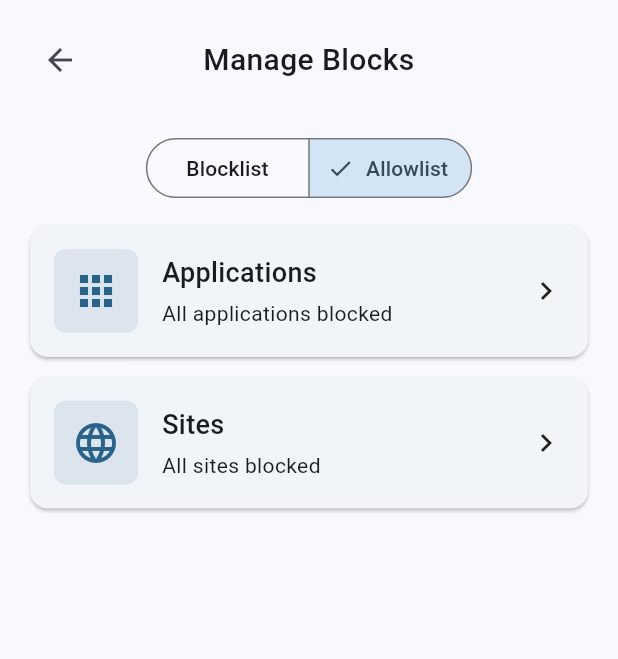
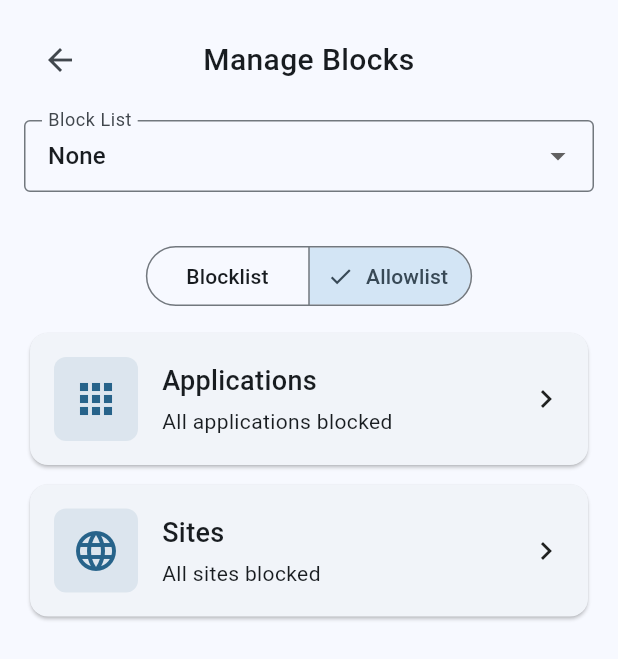
Before and after one commit to feznyng/Routine, a Flutter app: the BlockListPage widget shown alone on an empty page, opened directly with empty values, on a phone screen of 412 x 824 dp. Shown: the top 659 px of the screen. Run offline on Flutter 3.47's test engine with Material 3 defaults, Android fonts, the phone set to English and light mode, and no system bars; our stand-ins replace package_info_plus; missing offline and left inert: cron, launch_at_startup, tray_manager, window_manager; statements that could not run were skipped.

Commit message:
add named block list drop down

```diff
--- a/lib/widgets/block_list_page.dart
+++ b/lib/widgets/block_list_page.dart
@@ -1,6 +1,7 @@
 import 'package:flutter/material.dart';
 import 'block_apps_dialog.dart';
 import 'block_sites_dialog.dart';
+import '../manager.dart';
 
 class BlockListPage extends StatefulWidget {
   final List<String> selectedApps;
@@ -27,6 +28,7 @@ class BlockListPage extends StatefulWidget {
 class _BlockListPageState extends State<BlockListPage> {
   late List<String> _selectedApps;
   late List<String> _selectedSites;
+  String? _selectedBlockListId; // Track selected block list ID
 
   @override
   void initState() {
@@ -65,6 +67,7 @@ class _BlockListPageState extends State<BlockListPage> {
 
   @override
   Widget build(BuildContext context) {
+    final manager = Manager();
     return SingleChildScrollView(
       child: Padding(
         padding: const EdgeInsets.all(16.0),
@@ -96,6 +99,54 @@ class _BlockListPageState extends State<BlockListPage> {
               ],
             ),
             const SizedBox(height: 16),
+            // Dropdown for block list selection
+            DropdownButtonFormField<String>(
+              value: _selectedBlockListId,
+              decoration: InputDecoration(
+                labelText: 'Block List',
+                border: OutlineInputBorder(),
+                contentPadding: EdgeInsets.symmetric(horizontal: 12, vertical: 8),
+              ),
+              items: [
+                DropdownMenuItem<String>(
+                  value: null,
+                  child: Text('None'),
+                ),
+                ...manager.namedBlockLists.values.map((blockList) {
+                  return DropdownMenuItem<String>(
+                    value: blockList.id,
+                    child: Text(blockList.name ?? 'Unnamed List'),
+                  );
+                }).toList(),
+              ],
+              onChanged: (String? newId) {
+                setState(() {
+                  _selectedBlockListId = newId;
+                  if (newId != null) {
+                    final selectedList = manager.findBlockList(newId);
+                    _selectedApps = List.from(selectedList?.apps ?? []);
+                    _selectedSites = List.from(selectedList?.sites ?? []);
+                  } else {
+                    _selectedApps = [];
+                    _selectedSites = [];
+                  }
+                });
+                widget.onSave(_selectedApps, _selectedSites);
+              },
+            ),
+            const SizedBox(height: 24),
+            if (_selectedBlockListId != null)
+              Padding(
+                padding: const EdgeInsets.only(bottom: 16.0),
+                child: Text(
+                  'This routine will use the selected block list.',
+                  style: TextStyle(
+                    fontStyle: FontStyle.italic,
+                  ),
+                  textAlign: TextAlign.center,
+                ),
+              ),
+            if (_selectedBlockListId == null)
               Padding(
                 padding: const EdgeInsets.all(0.0),
                 child: Column(
@@ -121,14 +172,18 @@ class _BlockListPageState extends State<BlockListPage> {
                   ],
                 ),
               ),
+            if (_selectedBlockListId == null)
               const SizedBox(height: 10),
+            if (_selectedBlockListId == null)
               _buildBlockButton(
                 title: 'Applications',
                 subtitle: _getAppSubtitle(),
                 icon: Icons.apps,
                 onPressed: _openAppsDialog,
               ),
+            if (_selectedBlockListId == null)
               const SizedBox(height: 5),
+            if (_selectedBlockListId == null)
               _buildBlockButton(
                 title: 'Sites',
                 subtitle: _getSiteSubtitle(),
@@ -168,10 +223,12 @@ class _BlockListPageState extends State<BlockListPage> {
     required String subtitle,
     required IconData icon,
     required VoidCallback onPressed,
+    bool enabled = true,
   }) {
     return Card(
+      color: enabled ? null : Theme.of(context).disabledColor.withOpacity(0.1),
       child: InkWell(
-        onTap: onPressed,
+        onTap: enabled ? onPressed : null,
         borderRadius: BorderRadius.circular(12),
         child: Padding(
           padding: const EdgeInsets.all(16.0),
@@ -180,13 +237,17 @@ class _BlockListPageState extends State<BlockListPage> {
               Container(
                 padding: const EdgeInsets.all(12),
                 decoration: BoxDecoration(
-                  color: Theme.of(context).primaryColor.withOpacity(0.1),
+                  color: enabled
+                    ? Theme.of(context).primaryColor.withOpacity(0.1)
+                    : Colors.grey.withOpacity(0.1),
                   borderRadius: BorderRadius.circular(8),
                 ),
                 child: Icon(
                   icon,
                   size: 32,
-                  color: Theme.of(context).primaryColor,
+                  color: enabled
+                    ? Theme.of(context).primaryColor
+                    : Colors.grey,
                 ),
               ),
               const SizedBox(width: 16),
```
Lines whose indentation alone changed are shown as unchanged.
